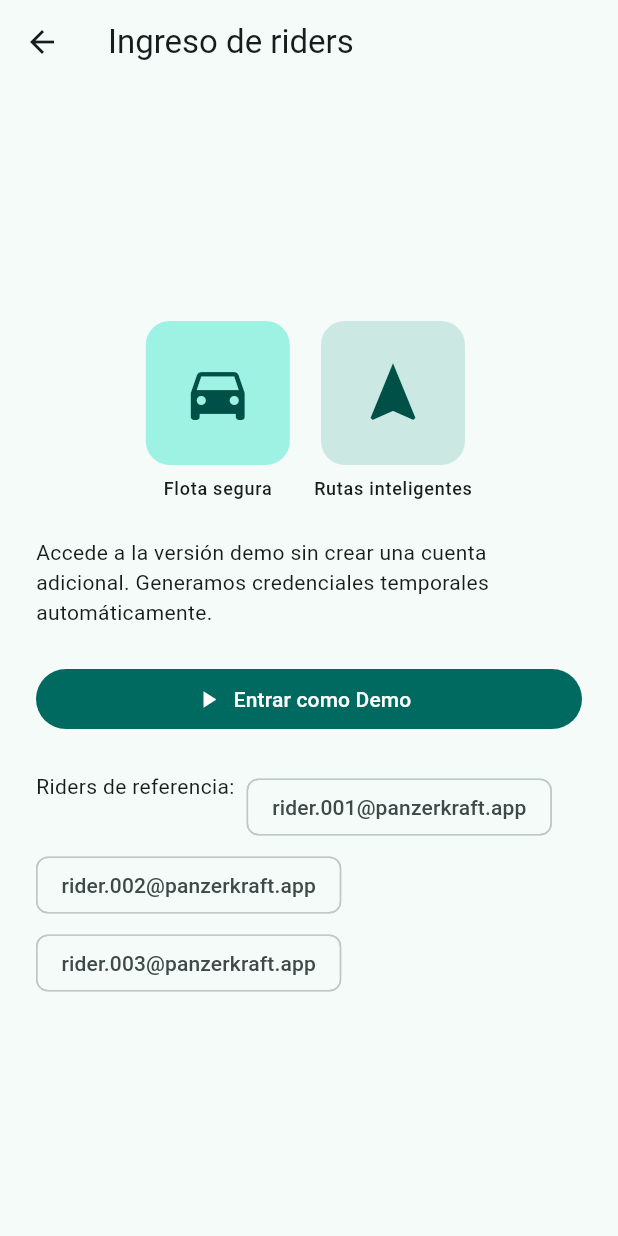
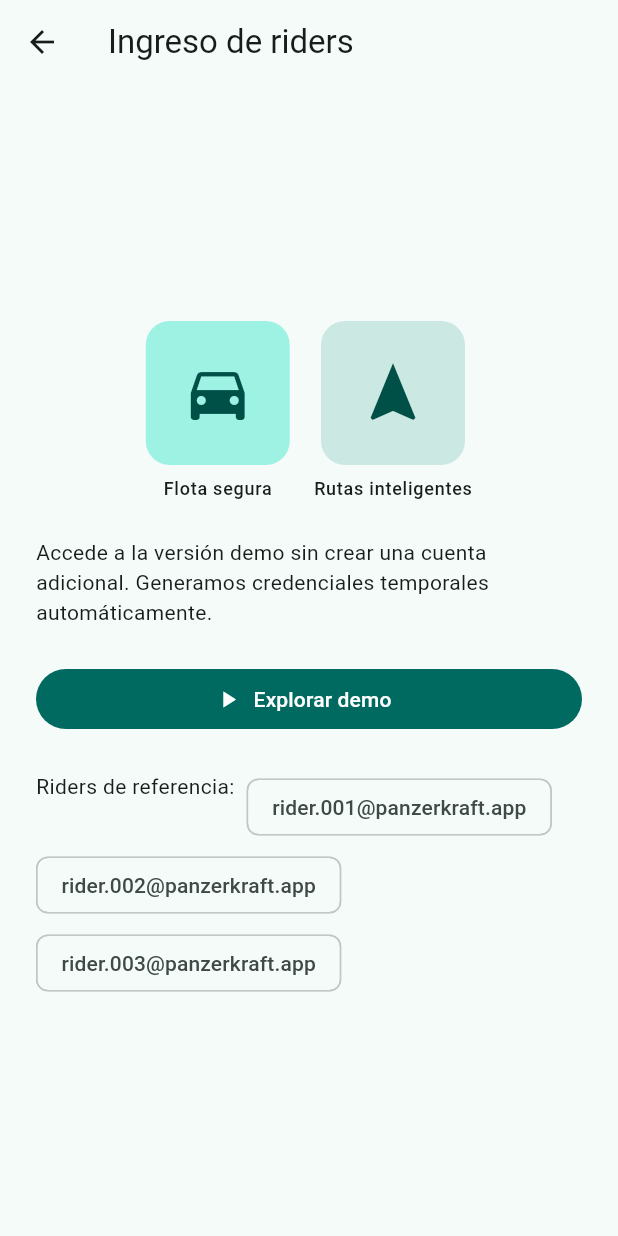
Before and after one commit to abrahamVado/ichiba, a Flutter app: the screen it shows after launch, after a tap on "Login", on a phone screen of 412 x 824 dp. Run offline on Flutter 3.47's test engine with Material 3 defaults, Android fonts, the phone set to English and light mode, and no system bars.

Commit message:
Enable demo exploration from login

```diff
--- a/lib/main.dart
+++ b/lib/main.dart
@@ -1,5 +1,6 @@
 import 'package:flutter/material.dart';
 
+import 'routes.dart';
 import 'screens/auth/login_screen.dart';
 import 'screens/consult_screen.dart';
 import 'screens/dashboard/bank/bank_information_screen.dart';
@@ -32,12 +33,16 @@ class IchibaApp extends StatelessWidget {
       theme: ThemeData(
         colorScheme: ColorScheme.fromSeed(seedColor: Colors.teal),
       ),
+      routes: {
+        //2.- Registramos rutas nombradas para reutilizarlas desde otros flujos.
+        AppRoutes.screenCatalog: (_) => const ScreenCatalog(),
+      },
       home: const ScreenCatalog(),
     );
   }
 }
 
-//2.- ScreenCatalog lista accesos directos a cada pantalla implementada.
+//3.- ScreenCatalog lista accesos directos a cada pantalla implementada.
 class ScreenCatalog extends StatelessWidget {
   const ScreenCatalog({super.key});
 
@@ -67,7 +72,7 @@ class ScreenCatalog extends StatelessWidget {
     );
   }
 
-  //3.- _buildEntries centraliza los enlaces con títulos y descripciones útiles.
+  //4.- _buildEntries centraliza los enlaces con títulos y descripciones útiles.
   List<_ScreenEntry> _buildEntries() {
     return [
       _ScreenEntry(
@@ -156,7 +161,7 @@ class ScreenCatalog extends StatelessWidget {
   }
 }
 
-//4.- _ScreenEntry agrupa los metadatos de cada destino en el catálogo.
+//5.- _ScreenEntry agrupa los metadatos de cada destino en el catálogo.
 class _ScreenEntry {
   const _ScreenEntry({
     required this.title,
--- /dev/null
+++ b/lib/routes.dart
@@ -0,0 +1,7 @@
+//1.- AppRoutes centraliza los identificadores de navegación de la demo.
+abstract class AppRoutes {
+  AppRoutes._();
+
+  //2.- screenCatalog abre el catálogo general para explorar las pantallas.
+  static const String screenCatalog = '/screen-catalog';
+}
--- a/lib/screens/auth/login_screen.dart
+++ b/lib/screens/auth/login_screen.dart
@@ -1,5 +1,6 @@
 import 'package:flutter/material.dart';
 
+import '../../routes.dart';
 import '../shared/demo_data.dart';
 
 const loginSubmitButtonKey = Key('login_submit_button');
@@ -31,6 +32,7 @@ class _LoginScreenState extends State<LoginScreen> {
       _riderName = demoRider.name;
       _email = demoRider.email;
     });
+    Navigator.of(context).pushNamed(AppRoutes.screenCatalog);
   }
 
   @override
@@ -92,7 +94,8 @@ class _LoginScreenState extends State<LoginScreen> {
                           child: CircularProgressIndicator(strokeWidth: 2),
                         )
                       : const Icon(Icons.play_arrow),
-                  label: Text(_isSubmitting ? 'Ingresando...' : 'Entrar como Demo'),
+                  label:
+                      Text(_isSubmitting ? 'Ingresando...' : 'Explorar demo'),
                 ),
                 const SizedBox(height: 24),
                 Wrap(
```
